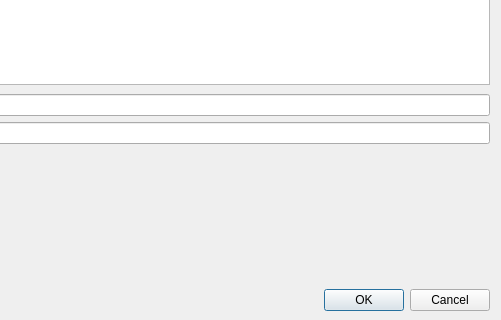
Before: the Qt Designer form ui/gui/add_plugin.ui in TUB-Control/PaPI, drawn with Qt 5; both pictures show x 81 to 582 and y 96 to 416 of the 582 by 416 pixel window.
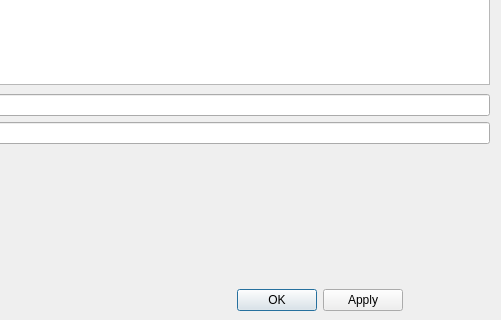
After: the same form once the commit is applied.

The edit to the form file:
```diff
--- a/ui/gui/add_plugin.ui
+++ b/ui/gui/add_plugin.ui
@@ -26,7 +26,10 @@
     <enum>Qt::Horizontal</enum>
    </property>
    <property name="standardButtons">
-    <set>QDialogButtonBox::Cancel|QDialogButtonBox::Ok</set>
+    <set>QDialogButtonBox::Apply|QDialogButtonBox::Ok</set>
+   </property>
+   <property name="centerButtons">
+    <bool>true</bool>
    </property>
   </widget>
   <widget class="QTreeWidget" name="treePlugin">
```
